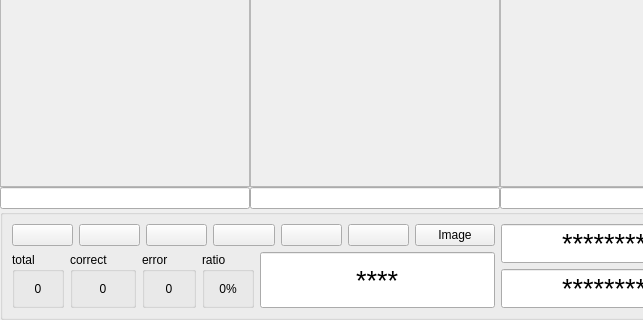
Above: Main/DataBase/database_form.ui from 519984307/Container_Multiple_Channels_20200522 before the change; both pictures show x 0 to 643 and y 480 to 800 of the 1000 by 800 pixel window. Below: the same form after it.
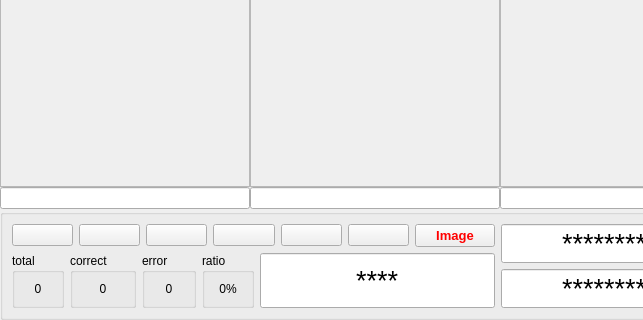
That is the form after the change. Icons and pictures are not drawn.

Patch:
```diff
--- a/Main/DataBase/database_form.ui
+++ b/Main/DataBase/database_form.ui
@@ -651,6 +651,21 @@
         </item>
         <item>
          <widget class="QPushButton" name="database_imageOrData_pushButton">
+          <property name="font">
+           <font>
+            <pointsize>10</pointsize>
+            <weight>75</weight>
+            <italic>false</italic>
+            <bold>true</bold>
+           </font>
+          </property>
+          <property name="autoFillBackground">
+           <bool>true</bool>
+          </property>
+          <property name="styleSheet">
+           <string notr="true">
+color: rgb(255, 0, 0);</string>
+          </property>
           <property name="text">
            <string>Image</string>
           </property>
```
